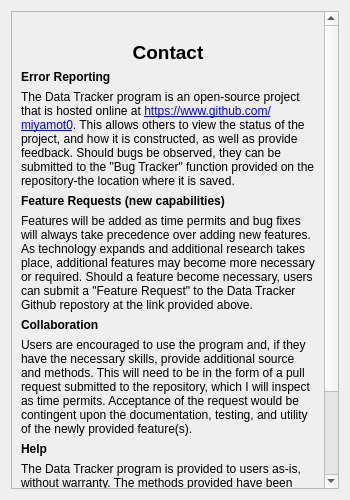
miyamot0/DataTracker3, file contactdialog.ui: the form before one commit.
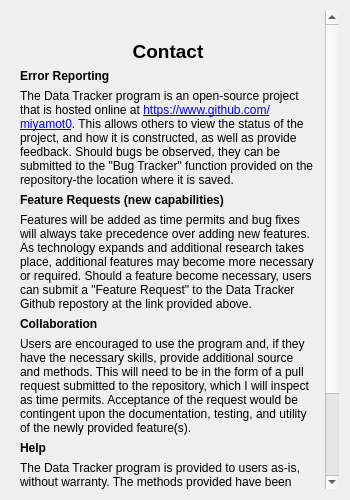
The form after the commit. Icons and pictures are not drawn.

Commit message: Remove panel borders

```diff
--- a/contactdialog.ui
+++ b/contactdialog.ui
@@ -16,6 +16,9 @@
   <layout class="QVBoxLayout" name="verticalLayout">
    <item>
     <widget class="QScrollArea" name="scrollArea">
+     <property name="frameShape">
+      <enum>QFrame::NoFrame</enum>
+     </property>
      <property name="widgetResizable">
       <bool>true</bool>
      </property>
@@ -24,7 +27,7 @@
        <rect>
         <x>0</x>
         <y>0</y>
-        <width>313</width>
+        <width>315</width>
         <height>672</height>
        </rect>
       </property>
```
The commit also changes 2 other files.
